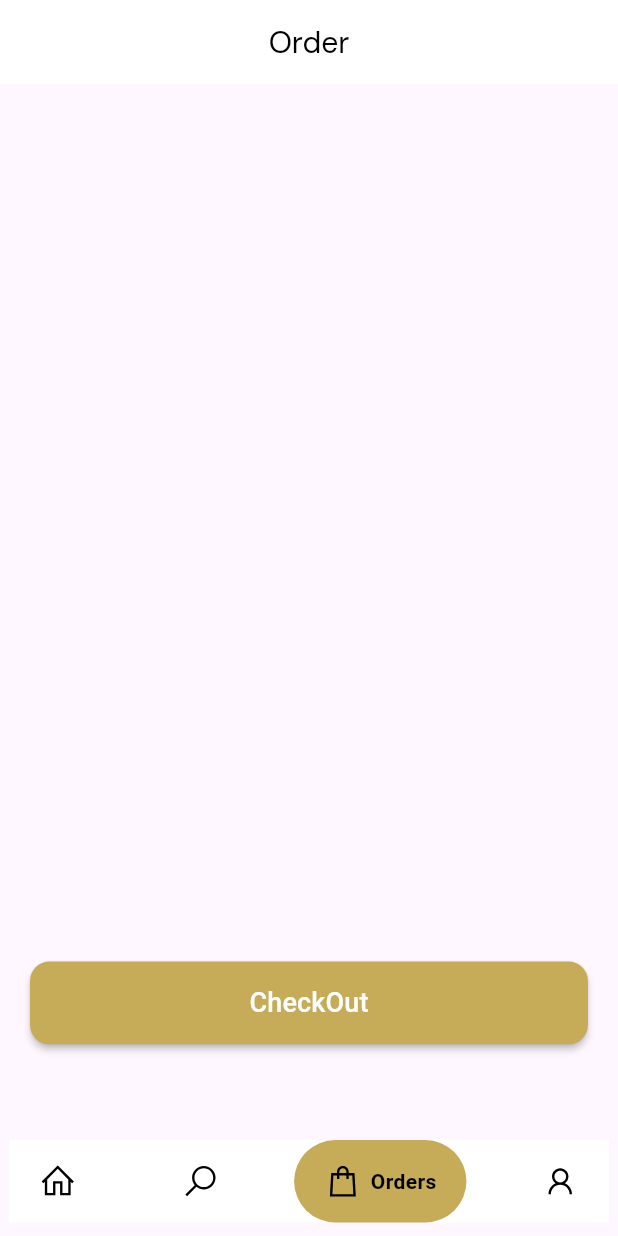
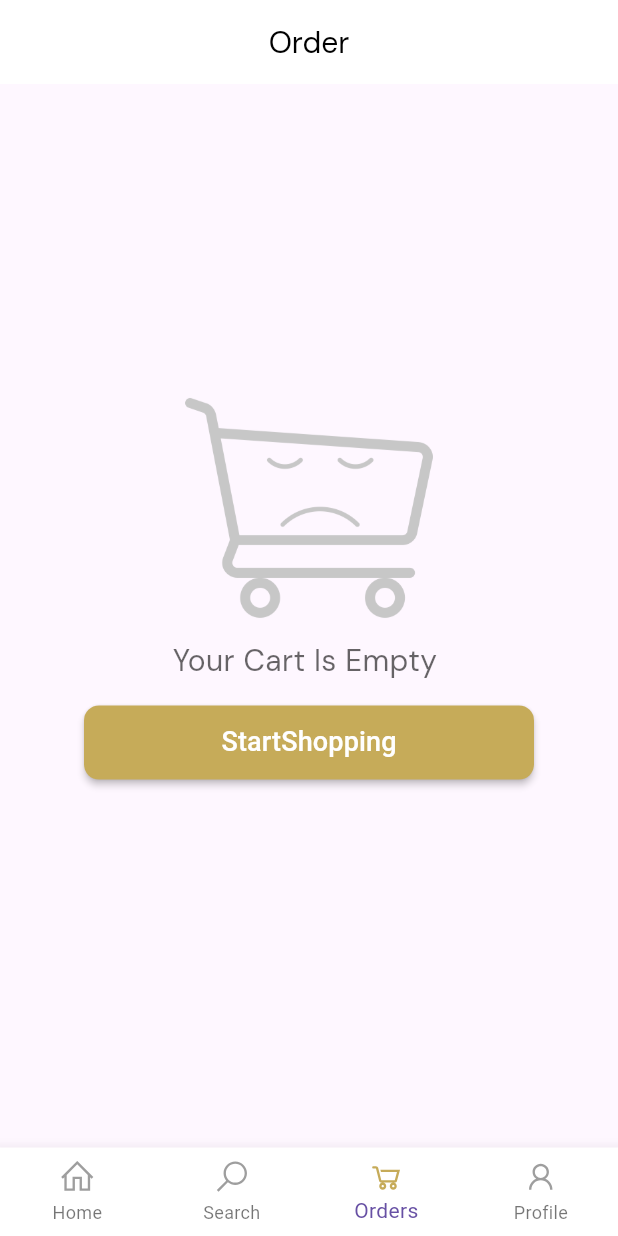
Before and after one commit to W1ssam99/Ecomerce-app, a Flutter app: the Navigation_Bar screen opened directly, item 3 of the bottom bar chosen, on a phone screen of 412 x 824 dp. Run offline on Flutter 3.47's test engine with Material 3 defaults, Android fonts, the phone set to English and light mode, and no system bars; drawn by our look-alikes of google_nav_bar; our stand-ins replace bloc, cloud_firestore, equatable, firebase_auth, firebase_core, flutter_bloc and 6 more; missing offline and left inert: mailer; accounts and stored records are empty; network calls fail.

```diff
--- a/lib/config/componets/images.dart
+++ b/lib/config/componets/images.dart
@@ -1,6 +1,7 @@
 var onBoardingImage = "assets/images/7aa6283a75527d1b8ebf0a783d9610aa.png";
 var BG = "assets/images/BG.png";
 var Board = "assets/images/BG.svg";
+var EmptyCart="assets/images/cart-empty.png";
 
 var Product1 = "assets/images/7aa6283a75527d1b8ebf0a783d9610aa.png";
 var Product2 = "assets/images/5f1e0ce4131747ef8212fab36c0c4ba0.png";
--- a/lib/controlers/profilecubit/profilecubit_cubit.dart
+++ b/lib/controlers/profilecubit/profilecubit_cubit.dart
@@ -35,7 +35,8 @@ class ProfileCubit extends Cubit<ProfileState> {
 
         if (userData.exists) {
           String username = userData['username'];
-          emit(ProfileLoaded(username));
+          String email = userData['email'];
+          emit(ProfileLoaded(username , email));
         } else {
           emit(ProfileError('User data not found'));
         }
--- a/lib/controlers/profilecubit/profilecubit_state.dart
+++ b/lib/controlers/profilecubit/profilecubit_state.dart
@@ -34,8 +34,9 @@ class ProfileLoading extends ProfileState {}
 
 class ProfileLoaded extends ProfileState {
   final String username;
+  final String email;
 
-  ProfileLoaded(this.username);
+  ProfileLoaded(this.username , this.email);
 
   @override
   List<Object?> get props => [username];
--- a/lib/main.dart
+++ b/lib/main.dart
@@ -19,7 +19,7 @@ void main() async {
       statusBarColor: Colors.transparent,
       statusBarIconBrightness: Brightness.dark,
       statusBarBrightness: Brightness.dark,
-      systemNavigationBarColor: Colors.white,
+      systemNavigationBarColor: Colors.transparent,
     ),
   );
   await Firebase.initializeApp(
--- a/lib/presentation/views/mainscreens/NavBar.dart
+++ b/lib/presentation/views/mainscreens/NavBar.dart
@@ -21,7 +21,7 @@ class Navigation_Bar extends StatelessWidget {
 
   @override
   Widget build(BuildContext context) {
-    var _Localaization= S.of(context);
+    var _Localaization = S.of(context);
 
     return BlocProvider(
       create: (context) => NavigationCubit(),
@@ -39,40 +39,35 @@ class Navigation_Bar extends StatelessWidget {
           }
           return Scaffold(
             body: Screens[_currentIndex],
-            bottomNavigationBar: Padding(
-              padding:
-                  const EdgeInsets.only(bottom: 9, top: 5, left: 6, right: 6),
-              child: GNav(
+            bottomNavigationBar: Container(
+              child: BottomNavigationBar(
                 backgroundColor: Colors.white,
-                  gap: 6,
-                  activeColor: Colors.black,
+                type: BottomNavigationBarType.fixed,
+                selectedIconTheme: IconThemeData(color: primaryColor),
+                unselectedIconTheme: IconThemeData(color: Colors.grey),
                 iconSize: 25,
-                  padding: EdgeInsets.symmetric(horizontal: 20, vertical: 15),
-                  duration: Duration(milliseconds: 400),
-                  tabBackgroundColor: primaryColor,
-                  color: Colors.black,
-                  tabs: [
-                    GButton(
-                      icon: LineIcons.home,
-                      text:_Localaization.Home,
+                items: [
+                  BottomNavigationBarItem(
+                    icon: Icon(LineIcons.home),
+                    label: _Localaization.Home,
                   ),
-                    GButton(
-                      icon: LineIcons.search,
-                      text:_Localaization.Search,
+                  BottomNavigationBarItem(
+                    icon: Icon(LineIcons.search),
+                    label: _Localaization.Search,
                   ),
-                    GButton(
-                      icon: LineIcons.shoppingBag,
-                      text: _Localaization.Orders
-                    ),
-                    GButton(
-                      icon: LineIcons.user,
-                      text: _Localaization.Profile
+                  BottomNavigationBarItem(
+                      icon: Icon(LineIcons.shoppingCart),
+                      label: _Localaization.Orders),
+                  BottomNavigationBarItem(
+                    icon: Icon(LineIcons.user),
+                    label: _Localaization.Profile,
                   ),
                 ],
-                  selectedIndex: _currentIndex,
-                  onTabChange: (index) {
+                currentIndex: _currentIndex,
+                onTap: (index) {
                   context.read<NavigationCubit>().changeIndex(index);
-                  }),
+                },
+              ),
             ),
           );
         },
--- a/lib/presentation/views/mainscreens/orderScreen.dart
+++ b/lib/presentation/views/mainscreens/orderScreen.dart
@@ -1,3 +1,6 @@
+import 'package:clothes_store/config/componets/images.dart';
+import 'package:clothes_store/presentation/views/mainscreens/NavBar.dart';
+import 'package:clothes_store/presentation/views/mainscreens/homeScreen.dart';
 import 'package:cloud_firestore/cloud_firestore.dart';
 import 'package:flutter_bloc/flutter_bloc.dart';
 import 'package:clothes_store/config/componets/fonts.dart';
@@ -6,13 +9,12 @@ import 'package:velocity_x/velocity_x.dart';
 
 import '../../../config/componets/Lists.dart';
 import '../../../config/componets/colors.dart';
+import '../../../config/componets/function.dart';
 import '../../../controlers/cubit_for_navbar/home_screen_cubit/homescreen_cubit.dart';
+import '../../../controlers/profilecubit/profilecubit_cubit.dart';
 import '../../wedgets/sharedWedgets/coustomButtom.dart';
 
-
 class OrderScreen extends StatelessWidget {
-
-
   @override
   Widget build(BuildContext context) {
     return Scaffold(
@@ -29,14 +31,55 @@ class OrderScreen extends StatelessWidget {
         elevation: 0,
         automaticallyImplyLeading: false,
       ),
-        body:BlocProvider(
-          create: (context)=>HomescreenCubit(),
-          child: BlocBuilder<HomescreenCubit,HomescreenState>(
+      body: BlocProvider(
+        create: (context) => HomescreenCubit(),
+        child: BlocBuilder<HomescreenCubit, HomescreenState>(
           builder: (context, state) {
-              return state is RemoveFromCart ? Center(child: CircularProgressIndicator()) :  Column(
+            if (cartProducts.isEmpty) {
+              return Center(
+                child: Container(
+                  height: 300,
+                  width: 300,
+                  child: Column(
                     children: [
+                      Image.asset(EmptyCart),
+                      10.heightBox,
+                      Text(
+                        "Your Cart Is Empty ",
+                        style: TextStyle(
+                            fontFamily: primaryFont.fontFamily,
+                            fontSize: 20,
+                            color: Colors.black.withOpacity(0.6)),
+                      ),
+                      15.heightBox,
+                      CostumButtom(
+                          text: "StartShopping",
+                          onPressed: () {
+                            Navigator.pushReplacement(
+                                context,
+                                MaterialPageRoute(
+                                    builder: (context) => Navigation_Bar()));
+                          },
+                          width: MediaQuery.of(context).size.width * 0.4,
+                          height: MediaQuery.of(context).size.height * 0.06,
+                          color: primaryColor,
+                          textColor: Colors.white,
+                          radius: 10,
+                          fontSize: 18)
+                    ],
+                  ),
+                ),
+              );
+            } else {
+              return state is RemoveFromCart
+                  ? Center(
+                      child: Container(
+                          height: 200,
+                          width: 200,
+                          child: Image.asset(EmptyCart)))
+                  : Column(children: [
                       Container(
-                    height: MediaQuery.of(context).size.height*0.71,
+                        height: MediaQuery.of(context).size.height * 0.71,
                         child: ListView.builder(
                             itemCount: cartProducts.length,
                             itemBuilder: (context, index) {
@@ -55,10 +98,12 @@ class OrderScreen extends StatelessWidget {
                                         height: 100,
                                         width: 100,
                                         decoration: BoxDecoration(
-                                      borderRadius: BorderRadius.circular(10),
+                                          borderRadius:
+                                              BorderRadius.circular(10),
                                           image: DecorationImage(
                                             image: AssetImage(
-                                            cartProducts[index].image ?? 'default value'),
+                                                cartProducts[index].image ??
+                                                    'default value'),
                                             fit: BoxFit.cover,
                                           ),
                                         ),
@@ -67,13 +112,17 @@ class OrderScreen extends StatelessWidget {
                                         width: 10,
                                       ),
                                       Column(
-                                    mainAxisAlignment: MainAxisAlignment.center,
-                                    crossAxisAlignment: CrossAxisAlignment.start,
+                                        mainAxisAlignment:
+                                            MainAxisAlignment.center,
+                                        crossAxisAlignment:
+                                            CrossAxisAlignment.start,
                                         children: [
                                           Text(
-                                        cartProducts[index].name ?? 'default value',
+                                            cartProducts[index].name ??
+                                                'default value',
                                             style: TextStyle(
-                                            fontFamily: primaryFont.fontFamily,
+                                                fontFamily:
+                                                    primaryFont.fontFamily,
                                                 fontSize: 20,
                                                 color: Colors.black),
                                           ),
@@ -81,9 +130,11 @@ class OrderScreen extends StatelessWidget {
                                             height: 10,
                                           ),
                                           Text(
-                                        cartProducts[index].price ?? "default value",
+                                            cartProducts[index].price ??
+                                                "default value",
                                             style: TextStyle(
-                                            fontFamily: primaryFont.fontFamily,
+                                                fontFamily:
+                                                    primaryFont.fontFamily,
                                                 fontSize: 20,
                                                 color: Colors.black),
                                           ),
@@ -92,56 +143,91 @@ class OrderScreen extends StatelessWidget {
                                       Spacer(),
                                       IconButton(
                                         onPressed: () {
-                                            BlocProvider.of<HomescreenCubit>(context).removeFromCart(cartProducts[index]);
+                                          BlocProvider.of<HomescreenCubit>(
+                                                  context)
+                                              .removeFromCart(
+                                                  cartProducts[index]);
                                         },
                                         icon: Icon(
                                           Icons.delete,
                                           color: Colors.black,
                                         ),
                                       ),
-
                                     ],
                                   ),
                                 ),
                               );
-                        }
-                    ),
+                            }),
                       ),
                       Padding(
-                      padding: const EdgeInsets.only(left: 20.0, right: 20, bottom: 20),
-                      child: CostumButtom(text: "CheckOut", onPressed: () async {
-              // Create a reference to the Firebase Firestore database
-              FirebaseFirestore firestore = FirebaseFirestore.instance;
+                          padding: const EdgeInsets.only(
+                              left: 20.0, right: 20, bottom: 20),
+                          child: BlocProvider(
+                            create: (context) =>
+                                ProfileCubit()..fetchUsername(),
+                            child: BlocBuilder<ProfileCubit, ProfileState>(
+                              builder: (context, state) {
+                                if (state is ProfileLoaded) {
+                                  return CostumButtom(
+                                    text: "CheckOut",
+                                    onPressed: () async {
+                                      FirebaseFirestore firestore =
+                                          FirebaseFirestore.instance;
 
-              // Get the current user's ID or use any unique identifier for the order
-              String userId = "user123"; // Replace with your actual user ID logic
+                                      String userId = "user123";
 
-              // Create a reference to the orders collection in Firebase
-              CollectionReference orders = firestore.collection('orders');
+                                      CollectionReference orders =
+                                          firestore.collection('orders');
 
-              // Create a new order document with the current timestamp as its ID
-              DocumentReference orderDoc = orders.doc(DateTime.now().toIso8601String());
+                                      DocumentReference orderDoc = orders.doc(
+                                          DateTime.now().toIso8601String());
 
                                       // Add the order details to the document
                                       await orderDoc.set({
                                         'userId': userId,
-              'products': cartProducts.map((product) => {
+                                        'products': cartProducts
+                                            .map((product) => {
                                                   'name': product.name,
                                                   'price': product.price,
                                                   // Add other product details as needed
-              }).toList(),
-              'timestamp': FieldValue.serverTimestamp(), // Add a timestamp for when the order was created
+                                                })
+                                            .toList(),
+                                        'timestamp':
+                                            FieldValue.serverTimestamp(),
+                                        // Add a timestamp for when the order was created
                                       });
 
-              // Clear the cart or perform any other necessary actions
-              BlocProvider.of<HomescreenCubit>(context).clearCart();
+                                      String email = state.email;
+
+                                      // Send an email to the user
+                                      MyFunctions.sendEmail(email);
+
+                                      BlocProvider.of<HomescreenCubit>(context)
+                                          .clearCart();
 
                                       // Show a success message
                                       context.showToast(msg: "CheckOut Done");
-              }, width: MediaQuery.of(context).size.width*0.1, height: MediaQuery.of(context).size.height*0.067, color: primaryColor, textColor: Colors.white, radius: 13, fontSize: 18),
+                                    },
+                                    width:
+                                        MediaQuery.of(context).size.width * 0.1,
+                                    height: MediaQuery.of(context).size.height *
+                                        0.067,
+                                    color: primaryColor,
+                                    textColor: Colors.white,
+                                    radius: 13,
+                                    fontSize: 18,
+                                  );
+                                } else {
+                                  return Container(
+                                      height: 200,
+                                      width: 200,
+                                      child: Image.asset(EmptyCart));
+                                }
+                              },
                             ),
-                  ]
-              );
+                          )),
+                    ]);
+            }
           },
         ),
       ),
--- a/pubspec.yaml
+++ b/pubspec.yaml
@@ -29,6 +29,7 @@ dependencies:
   provider: ^6.1.1
   http: ^1.1.0
   equatable: ^2.0.3
+  mailer: ^6.0.1
 dev_dependencies:
   flutter_test:
     sdk: flutter
```
Also changed, not shown: lib/config/componets/function.dart (added, +26 -0 lines), assets/images/cart-empty.png (added), lib/controlers/cubit_for_navbar/home_screen_cubit/homescreen_state.dart (line endings or trailing spaces), pubspec.lock. Lines whose indentation alone changed are shown as unchanged.
